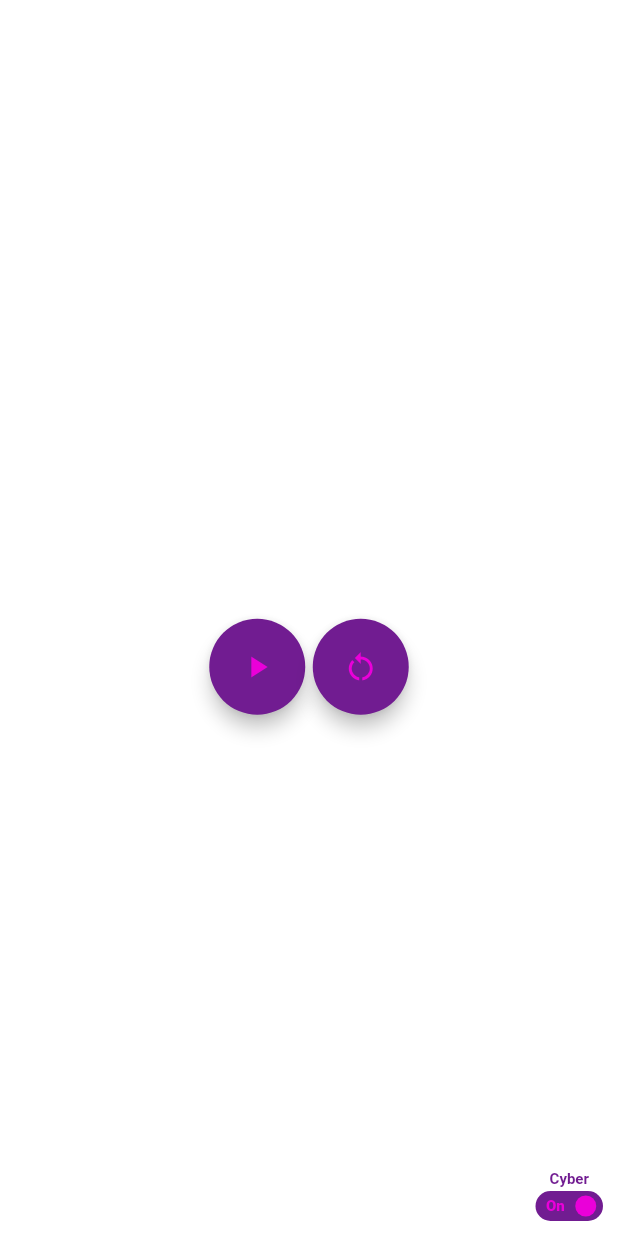
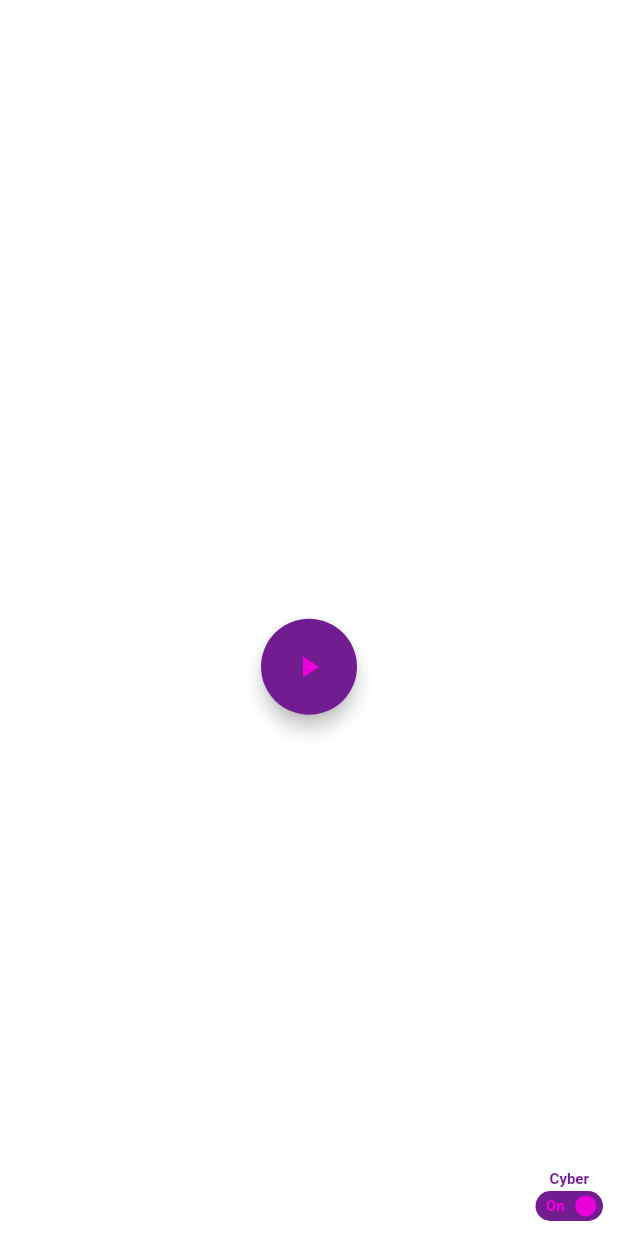
Before and after one commit to bryancalisto/Clocker, a Flutter app: the screen it shows after launch, on a phone screen of 412 x 824 dp. Run offline on Flutter 3.47's test engine with Material 2 defaults, Android fonts, the phone set to English and light mode, and no system bars; drawn by our look-alikes of flutter_switch; our stand-ins replace get_it; missing offline and left inert: bitsdojo_window, flutter_acrylic.

Commit message:
Fix: Hide restart button if clock has not started

```diff
--- a/lib/views/chronometer_vw.dart
+++ b/lib/views/chronometer_vw.dart
@@ -1,6 +1,6 @@
 import 'dart:io';
 
-import 'package:clocker/controllers/Chronometer.dart';
+import 'package:clocker/controllers/chronometer.dart';
 import 'package:clocker/factories/keyboardListener.dart';
 import 'package:clocker/state.dart';
 import 'package:clocker/styles.dart';
@@ -105,6 +105,7 @@ class ChronometerVwState extends State<ChronometerVw> {
                       },
                       icon: _chrono.state == ChronometerState.running ? _pauseIcon : _playIcon,
                     ),
+                    if (_chrono.state != ChronometerState.off) ...[
                       const SizedBox(
                         width: 5,
                       ),
@@ -112,6 +113,8 @@ class ChronometerVwState extends State<ChronometerVw> {
                         onPressed: _restart,
                         icon: Icons.restart_alt,
                       ),
+                    ] else
+                      Container(),
                   ],
                 )
               ],
```
Lines whose indentation alone changed are shown as unchanged.
